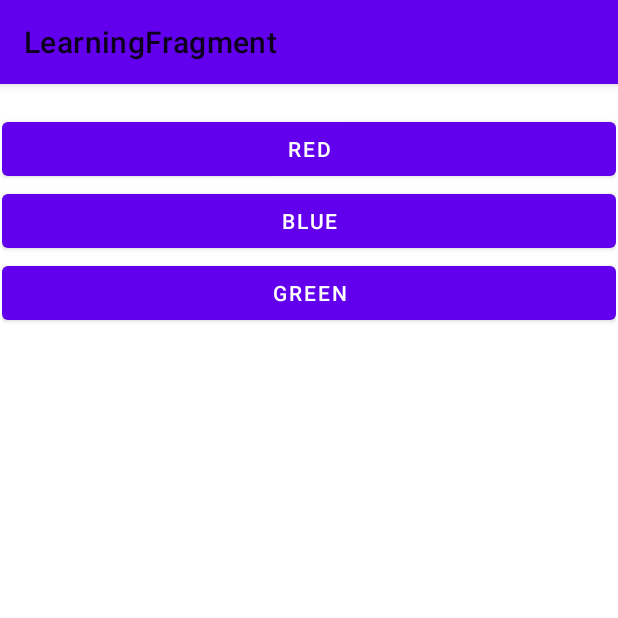
After one commit to KhairulAmirinKA/LearningFragment_And_Navigation, an Android app: the LearnNav screen opened directly, with no data from a screen before it, on a phone screen of 412 x 824 dp, the top half of it. The commit adds this screen. Run offline under Robolectric (Android 15) with nearby library versions, the phone set to English and light mode, and no system bars.

Commit message:
color nav navigation graph

```diff
--- /dev/null
+++ b/app/src/main/java/LearnNavComponent/LearnNav.java
@@ -0,0 +1,16 @@
+package LearnNavComponent;
+
+import androidx.appcompat.app.AppCompatActivity;
+
+import android.os.Bundle;
+
+import com.techwizards.learningfragment.R;
+
+public class LearnNav extends AppCompatActivity {
+
+    @Override
+    protected void onCreate(Bundle savedInstanceState) {
+        super.onCreate(savedInstanceState);
+        setContentView(R.layout.activity_learn_nav);
+    }
+}
--- /dev/null
+++ b/app/src/main/java/LearnNavComponent/Nav_1stFragment.java
@@ -0,0 +1,105 @@
+package LearnNavComponent;
+
+import android.os.Bundle;
+
+import androidx.fragment.app.Fragment;
+import androidx.navigation.Navigation;
+
+import android.view.LayoutInflater;
+import android.view.View;
+import android.view.ViewGroup;
+import android.widget.Button;
+
+import com.techwizards.learningfragment.R;
+
+/**
+ * A simple {@link Fragment} subclass.
+ * Use the {@link Nav_1stFragment#newInstance} factory method to
+ * create an instance of this fragment.
+ */
+public class Nav_1stFragment extends Fragment {
+
+    // TODO: Rename parameter arguments, choose names that match
+    // the fragment initialization parameters, e.g. ARG_ITEM_NUMBER
+    private static final String ARG_PARAM1 = "param1";
+    private static final String ARG_PARAM2 = "param2";
+
+    // TODO: Rename and change types of parameters
+    private String mParam1;
+    private String mParam2;
+
+    public Nav_1stFragment() {
+        // Required empty public constructor
+    }
+
+    /**
+     * Use this factory method to create a new instance of
+     * this fragment using the provided parameters.
+     *
+     * @param param1 Parameter 1.
+     * @param param2 Parameter 2.
+     * @return A new instance of fragment Nav_1stFragment.
+     */
+    // TODO: Rename and change types and number of parameters
+    public static Nav_1stFragment newInstance(String param1, String param2) {
+        Nav_1stFragment fragment = new Nav_1stFragment();
+        Bundle args = new Bundle();
+        args.putString(ARG_PARAM1, param1);
+        args.putString(ARG_PARAM2, param2);
+        fragment.setArguments(args);
+        return fragment;
+    }
+
+    @Override
+    public void onCreate(Bundle savedInstanceState) {
+        super.onCreate(savedInstanceState);
+        if (getArguments() != null) {
+            mParam1 = getArguments().getString(ARG_PARAM1);
+            mParam2 = getArguments().getString(ARG_PARAM2);
+        }
+    }
+
+    @Override
+    public View onCreateView(LayoutInflater inflater, ViewGroup container,
+                             Bundle savedInstanceState) {
+        // Inflate the layout for this fragment
+
+        View view = inflater.inflate(R.layout.fragment_nav_1st, container, false);
+
+        Button BtnRed = view.findViewById(R.id.BtnRed);
+        Button BtnBlue= view.findViewById(R.id.BtnBlue);
+        Button BtnGreen = view.findViewById(R.id.BtnGreen);
+
+        //red btn
+        BtnRed.setOnClickListener(new View.OnClickListener() {
+            @Override
+            public void onClick(View view) {
+
+                Navigation.findNavController(view)
+                        .navigate(R.id.action_nav_1stFragment_to_nav_RedFragment2);
+            }
+        });
+
+        //blue btn
+        BtnBlue.setOnClickListener(new View.OnClickListener() {
+            @Override
+            public void onClick(View view) {
+                Navigation.findNavController(view)
+                        .navigate(R.id.action_nav_1stFragment_to_nav_BlueFragment2);
+            }
+        });
+
+        //green btn
+        BtnGreen.setOnClickListener(new View.OnClickListener() {
+            @Override
+            public void onClick(View view) {
+                Navigation.findNavController(view)
+                        .navigate(R.id.action_nav_1stFragment_to_nav_GreenFragment2);
+            }
+        });
+
+
+
+        return view;
+    }
+}
--- a/app/src/main/res/layout/activity_learn_navigation.xml
+++ b/app/src/main/res/layout/activity_learn_bottom_navigation.xml
@@ -4,7 +4,7 @@
     xmlns:tools="http://schemas.android.com/tools"
     android:layout_width="match_parent"
     android:layout_height="match_parent"
-    tools:context="LearnNavigationGraph.LearnNavigation">
+    tools:context="LearnBottomNav.LearnBottomNavigation">
 
     <com.google.android.material.bottomnavigation.BottomNavigationView
         android:id="@+id/bottomNavView"
--- /dev/null
+++ b/app/src/main/res/layout/activity_learn_nav.xml
@@ -0,0 +1,24 @@
+<?xml version="1.0" encoding="utf-8"?>
+<androidx.constraintlayout.widget.ConstraintLayout xmlns:android="http://schemas.android.com/apk/res/android"
+    xmlns:app="http://schemas.android.com/apk/res-auto"
+    xmlns:tools="http://schemas.android.com/tools"
+    android:layout_width="match_parent"
+    android:layout_height="match_parent"
+    tools:context="LearnNavComponent.LearnNav">
+
+    <androidx.fragment.app.FragmentContainerView
+        android:id="@+id/fragmentContainerView2"
+        android:name="androidx.navigation.fragment.NavHostFragment"
+        android:layout_width="409dp"
+        android:layout_height="729dp"
+        android:layout_marginStart="16dp"
+        android:layout_marginTop="16dp"
+        android:layout_marginEnd="16dp"
+        android:layout_marginBottom="16dp"
+        app:defaultNavHost="true"
+        app:layout_constraintBottom_toBottomOf="parent"
+        app:layout_constraintEnd_toEndOf="parent"
+        app:layout_constraintStart_toStartOf="parent"
+        app:layout_constraintTop_toTopOf="parent"
+        app:navGraph="@navigation/color_nav" />
+</androidx.constraintlayout.widget.ConstraintLayout>
--- /dev/null
+++ b/app/src/main/res/layout/fragment_nav_1st.xml
@@ -0,0 +1,28 @@
+<LinearLayout xmlns:android="http://schemas.android.com/apk/res/android"
+    xmlns:tools="http://schemas.android.com/tools"
+    android:layout_width="match_parent"
+    android:orientation="vertical"
+    android:layout_height="match_parent"
+    tools:context="LearnNavComponent.Nav_1stFragment">
+
+    <!-- TODO: Update blank fragment layout -->
+
+
+    <Button
+        android:id="@+id/BtnRed"
+        android:layout_width="match_parent"
+        android:layout_height="wrap_content"
+        android:text="Red" />
+
+    <Button
+        android:id="@+id/BtnBlue"
+        android:layout_width="match_parent"
+        android:layout_height="wrap_content"
+        android:text="Blue" />
+
+    <Button
+        android:id="@+id/BtnGreen"
+        android:layout_width="match_parent"
+        android:layout_height="wrap_content"
+        android:text="Green" />
+</LinearLayout>
--- /dev/null
+++ b/app/src/main/res/navigation/color_nav.xml
@@ -0,0 +1,37 @@
+<?xml version="1.0" encoding="utf-8"?>
+<navigation xmlns:android="http://schemas.android.com/apk/res/android"
+    xmlns:app="http://schemas.android.com/apk/res-auto"
+    xmlns:tools="http://schemas.android.com/tools"
+    android:id="@+id/color_nav"
+    app:startDestination="@id/nav_1stFragment">
+
+    <fragment
+        android:id="@+id/nav_1stFragment"
+        android:name="LearnNavComponent.Nav_1stFragment"
+        android:label="fragment_nav_1st"
+        tools:layout="@layout/fragment_nav_1st" >
+        <action
+            android:id="@+id/action_nav_1stFragment_to_nav_GreenFragment2"
+            app:destination="@id/nav_GreenFragment" />
+        <action
+            android:id="@+id/action_nav_1stFragment_to_nav_BlueFragment2"
+            app:destination="@id/nav_BlueFragment" />
+        <action
+            android:id="@+id/action_nav_1stFragment_to_nav_RedFragment2"
+            app:destination="@id/nav_RedFragment" />
+    </fragment>
+    <fragment
+        android:id="@+id/nav_BlueFragment"
+        android:name="LearnNavComponent.Nav_BlueFragment"
+        android:label="fragment_nav__blue"
+        tools:layout="@layout/fragment_nav__blue" />
+    <fragment
+        android:id="@+id/nav_GreenFragment"
+        android:name="LearnNavComponent.Nav_GreenFragment"
+        android:label="fragment_nav__green" />
+    <fragment
+        android:id="@+id/nav_RedFragment"
+        android:name="LearnNavComponent.Nav_RedFragment"
+        android:label="fragment_nav__red"
+        tools:layout="@layout/fragment_nav__red" />
+</navigation>
```
Also changed, not shown: app/src/main/AndroidManifest.xml (+7 -4 lines), app/src/main/java/LearnBottomNav/LearnBottomNavigation.java (renamed from app/src/main/java/LearnNavigationGraph/LearnNavigation.java, +5 -5 lines), app/src/main/java/LearnNavComponent/Nav_BlueFragment.java (added, +66 -0 lines), app/src/main/java/LearnNavComponent/Nav_GreenFragment.java (added, +66 -0 lines), app/src/main/java/LearnNavComponent/Nav_RedFragment.java (added, +66 -0 lines), app/src/main/res/layout/fragment_nav__blue.xml (added, +14 -0 lines), app/src/main/res/layout/fragment_nav__green.xml (added, +14 -0 lines), app/src/main/res/layout/fragment_nav__red.xml (added, +14 -0 lines).
